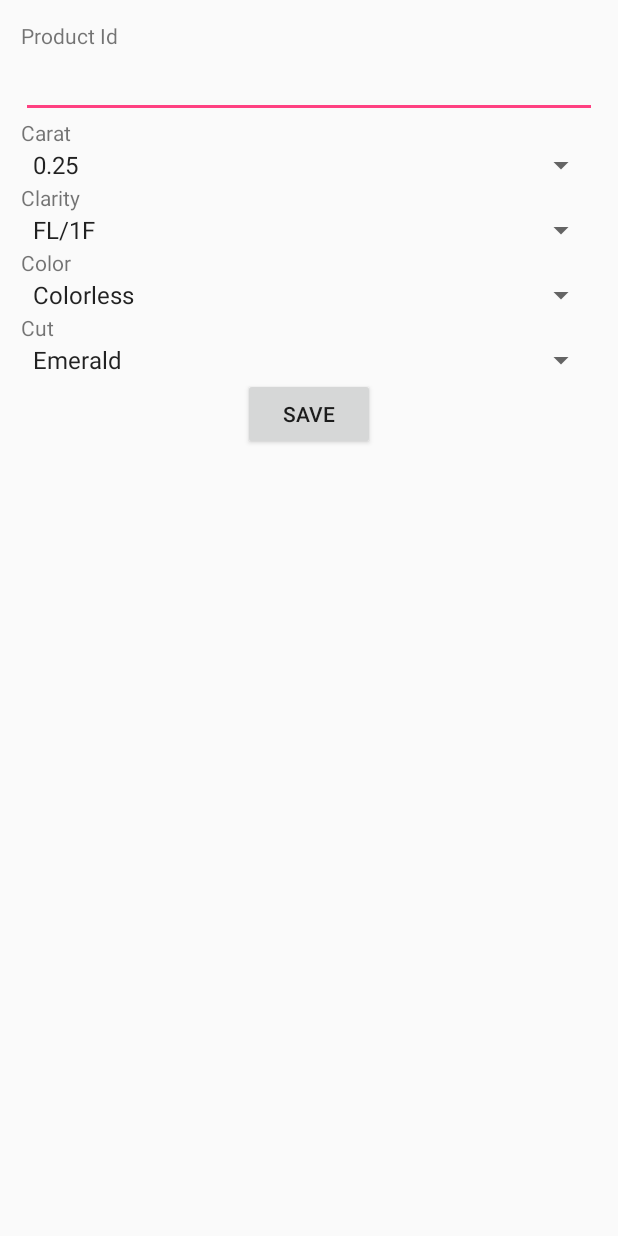
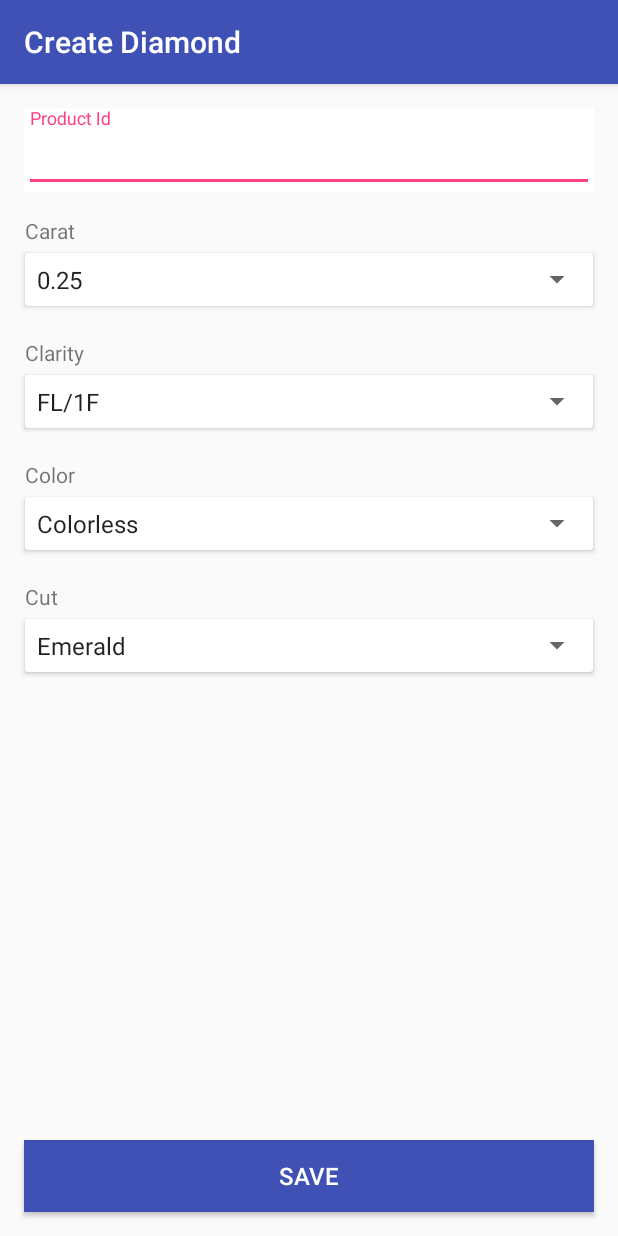
Before and after one commit to jedinrk/DiamondSale, an Android app: the CreateDiamondActivity screen opened directly, with no data from a screen before it, on a phone screen of 412 x 824 dp. Run offline under Robolectric (Android 15) with nearby library versions, the phone set to English and light mode, and no system bars; libraries missing offline, so code that uses them is left out: java.security.acl.

Commit message:
add diamond UI modified

```diff
--- a/app/src/main/java/com/logiticks/diamondsale/Activity/CreateDiamondActivity.java
+++ b/app/src/main/java/com/logiticks/diamondsale/Activity/CreateDiamondActivity.java
@@ -49,6 +49,7 @@ public class CreateDiamondActivity extends AppCompatActivity {
 
         Toolbar toolbar = (Toolbar) findViewById(R.id.toolbar);
         setSupportActionBar(toolbar);
+
 
         final DiamondModelClass diamond = new DiamondModelClass();
         final DiamondDetails details = new DiamondDetails();
--- /dev/null
+++ b/app/src/main/res/drawable/circle.xml
@@ -0,0 +1,21 @@
+<?xml version="1.0" encoding="utf-8"?>
+<layer-list xmlns:android="http://schemas.android.com/apk/res/android" >
+
+    <item android:drawable="@drawable/ic_diamond"/>
+    <item>
+        <shape xmlns:android="http://schemas.android.com/apk/res/android"
+            android:innerRadius="0dp"
+            android:shape="ring"
+            android:thicknessRatio="1.9"
+            android:useLevel="false" >
+            <solid android:color="@android:color/transparent" />
+
+            <stroke
+                android:width="1dp"
+                android:color="@android:color/white" />
+        </shape>
+    </item>
+
+
+
+</layer-list>
--- a/app/src/main/res/layout/activity_create_diamond.xml
+++ b/app/src/main/res/layout/activity_create_diamond.xml
@@ -1,101 +1,188 @@
 <?xml version="1.0" encoding="utf-8"?>
-<LinearLayout
-    xmlns:android="http://schemas.android.com/apk/res/android"
+<LinearLayout xmlns:android="http://schemas.android.com/apk/res/android"
     android:layout_width="match_parent"
     android:layout_height="match_parent"
-    android:orientation="vertical"
-    android:padding="14dp">
+    xmlns:app="http://schemas.android.com/apk/res-auto"
+    android:orientation="vertical">
+
+    <android.support.design.widget.AppBarLayout
+        android:layout_width="match_parent"
+        android:layout_height="wrap_content"
+        android:theme="@style/AppTheme.AppBarOverlay">
+
+        <android.support.v7.widget.Toolbar
+            android:id="@+id/toolbar"
+            android:layout_width="match_parent"
+            android:layout_height="?attr/actionBarSize"
+            android:background="?attr/colorPrimary"
+            app:popupTheme="@style/AppTheme.PopupOverlay" />
+
+    </android.support.design.widget.AppBarLayout>
+
+    <RelativeLayout
+        android:layout_width="match_parent"
+        android:layout_height="match_parent">
+
+        <Button
+            android:id="@+id/buttonSave"
+            android:layout_width="match_parent"
+            android:layout_height="wrap_content"
+            android:text="SAVE"
+            android:textSize="16sp"
+            android:layout_centerHorizontal="true"
+            android:layout_alignParentBottom="true"
+            android:background="@color/colorPrimary"
+            android:textColor="@color/white"
+            android:layout_margin="16dp"
+            android:layout_gravity="center_horizontal"/>
+
+        <LinearLayout
+            android:layout_width="match_parent"
+            android:layout_height="match_parent"
+            android:layout_above="@id/buttonSave"
+            android:orientation="vertical">
+
+            <android.support.design.widget.TextInputLayout
+                android:layout_width="match_parent"
+                android:layout_height="wrap_content"
+                android:background="@color/white"
+                android:textColorHint="?attr/editTextColor"
+                android:layout_marginBottom="16dp"
+                android:layout_margin="16dp">
+
+                <EditText
+                    android:id="@+id/editTextProductId"
+                    android:layout_width="match_parent"
+                    android:layout_height="wrap_content"
+                    android:hint="@string/product_id" />
+
+            </android.support.design.widget.TextInputLayout>
+
 
             <LinearLayout
                 android:layout_width="match_parent"
                 android:layout_height="wrap_content"
-        android:orientation="vertical">
+                android:orientation="vertical"
+                android:layout_marginLeft="11dp"
+                android:layout_marginRight="11dp"
+                android:layout_marginBottom="16dp">
 
                 <TextView
                     android:layout_width="wrap_content"
                     android:layout_height="wrap_content"
-            android:text="Product Id"/>
+                    android:text="Carat"
+                    android:layout_marginLeft="5dp"
+                    android:layout_marginRight="5dp"/>
 
-        <EditText
-            android:id="@+id/editTextProductId"
+                <android.support.v7.widget.CardView
                     android:layout_width="match_parent"
-            android:layout_height="wrap_content" />
+                    android:layout_height="35dp"
+                    android:layout_margin="5dp">
+
+                    <Spinner
+                        android:id="@+id/spinnerCarat"
+                        android:layout_width="match_parent"
+                        android:layout_height="match_parent"/>
+
+                </android.support.v7.widget.CardView>
+
+
 
             </LinearLayout>
 
             <LinearLayout
                 android:layout_width="match_parent"
                 android:layout_height="wrap_content"
-        android:orientation="vertical">
+                android:orientation="vertical"
+                android:layout_marginLeft="11dp"
+                android:layout_marginRight="11dp"
+                android:layout_marginBottom="16dp">
 
                 <TextView
                     android:layout_width="wrap_content"
                     android:layout_height="wrap_content"
-            android:text="Carat"/>
+                    android:text="Clarity"
+                    android:layout_marginLeft="5dp"
+                    android:layout_marginRight="5dp"/>
+
+                <android.support.v7.widget.CardView
+                    android:layout_width="match_parent"
+                    android:layout_height="35dp"
+                    android:layout_margin="5dp">
 
                     <Spinner
-            android:id="@+id/spinnerCarat"
+                        android:id="@+id/spinnerClarity"
                         android:layout_width="match_parent"
-            android:layout_height="wrap_content" />
+                        android:layout_height="match_parent" />
+
+                </android.support.v7.widget.CardView>
+
+
 
             </LinearLayout>
 
             <LinearLayout
                 android:layout_width="match_parent"
                 android:layout_height="wrap_content"
-        android:orientation="vertical">
+                android:orientation="vertical"
+                android:layout_marginLeft="11dp"
+                android:layout_marginRight="11dp"
+                android:layout_marginBottom="16dp">
 
                 <TextView
                     android:layout_width="wrap_content"
                     android:layout_height="wrap_content"
-            android:text="Clarity"/>
+                    android:text="Color"
+                    android:layout_marginLeft="5dp"
+                    android:layout_marginRight="5dp"/>
+
+                <android.support.v7.widget.CardView
+                    android:layout_width="match_parent"
+                    android:layout_height="35dp"
+                    android:layout_margin="5dp">
 
                     <Spinner
-            android:id="@+id/spinnerClarity"
+                        android:id="@+id/spinnerColor"
                         android:layout_width="match_parent"
-            android:layout_height="wrap_content" />
+                        android:layout_height="match_parent" />
+
+                </android.support.v7.widget.CardView>
 
             </LinearLayout>
 
             <LinearLayout
                 android:layout_width="match_parent"
                 android:layout_height="wrap_content"
-        android:orientation="vertical">
+                android:orientation="vertical"
+                android:layout_marginLeft="11dp"
+                android:layout_marginRight="11dp"
+                android:layout_marginBottom="16dp">
 
                 <TextView
                     android:layout_width="wrap_content"
                     android:layout_height="wrap_content"
-            android:text="Color"/>
+                    android:text="Cut"
+                    android:layout_marginLeft="5dp"
+                    android:layout_marginRight="5dp"/>
 
-        <Spinner
-            android:id="@+id/spinnerColor"
+                <android.support.v7.widget.CardView
                     android:layout_width="match_parent"
-            android:layout_height="wrap_content" />
-
-    </LinearLayout>
-
-    <LinearLayout
-        android:layout_width="match_parent"
-        android:layout_height="wrap_content"
-        android:orientation="vertical">
-
-        <TextView
-            android:layout_width="wrap_content"
-            android:layout_height="wrap_content"
-            android:text="Cut"/>
+                    android:layout_height="35dp"
+                    android:layout_margin="5dp">
 
                     <Spinner
                         android:id="@+id/spinnerCut"
                         android:layout_width="match_parent"
-            android:layout_height="wrap_content" />
+                        android:layout_height="match_parent" />
+
+                </android.support.v7.widget.CardView>
+
 
             </LinearLayout>
 
-    <Button
-        android:id="@+id/buttonSave"
-        android:layout_width="wrap_content"
-        android:layout_height="wrap_content"
-        android:text="SAVE"
-        android:layout_gravity="center_horizontal"/>
+        </LinearLayout>
+
+    </RelativeLayout>
+
 
 </LinearLayout>
--- a/app/src/main/res/values/colors.xml
+++ b/app/src/main/res/values/colors.xml
@@ -3,4 +3,5 @@
     <color name="colorPrimary">#3F51B5</color>
     <color name="colorPrimaryDark">#303F9F</color>
     <color name="colorAccent">#FF4081</color>
+    <color name="white">#FFFFFF</color>
 </resources>
--- a/app/src/main/res/values/strings.xml
+++ b/app/src/main/res/values/strings.xml
@@ -5,5 +5,6 @@
     <string name="navigation_drawer_close">Close navigation drawer</string>
     <string name="create_customer">Create Customer</string>
     <string name="create_diamond">Create Diamond</string>
+    <string name="product_id">Product Id</string>
 
 </resources>
```
Lines whose indentation alone changed are shown as unchanged.
